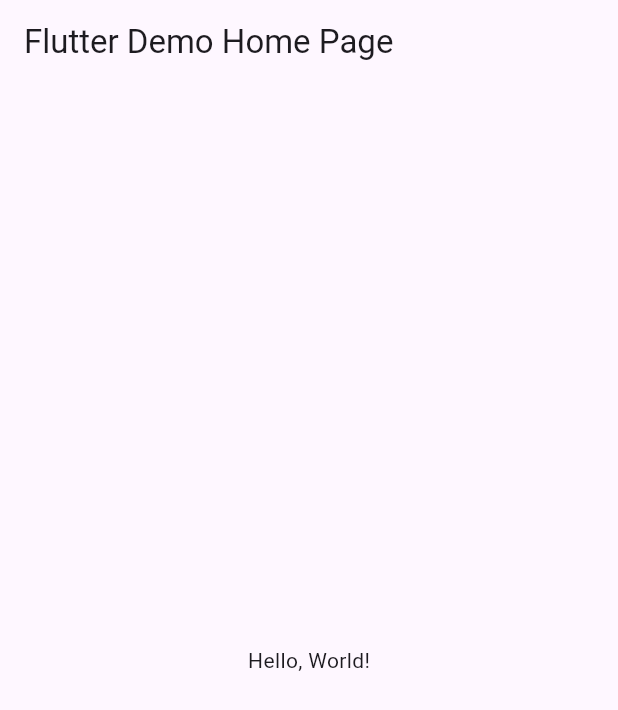
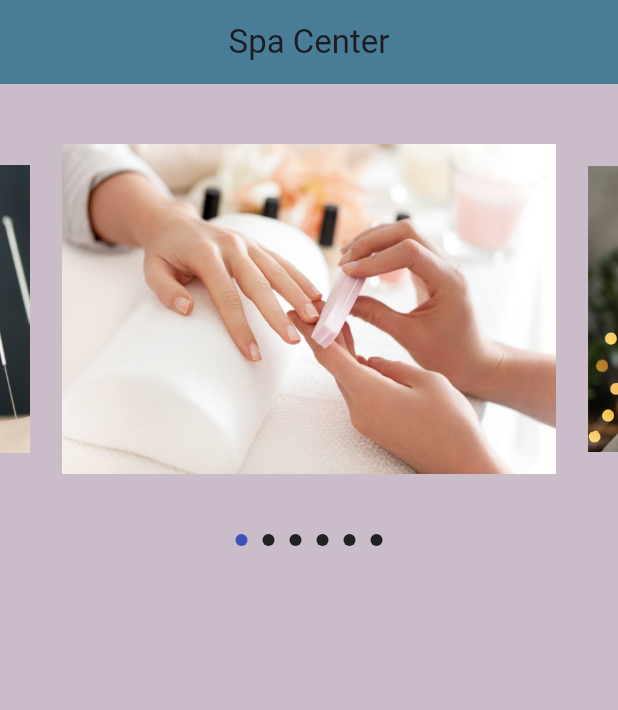
Before and after one commit to JaquelineGalindoHuitron/Act7_UII_slider, a Flutter app: the screen it shows after launch, on a phone screen of 412 x 824 dp. Shown: the top 710 px of the screen. Run offline on Flutter 3.47's test engine with Material 3 defaults, Android fonts, the phone set to English and light mode, and no system bars; drawn by our look-alikes of carousel_slider, smooth_page_indicator.

```diff
--- a/lib/main.dart
+++ b/lib/main.dart
@@ -1,43 +1,18 @@
 import 'package:flutter/material.dart';
+import 'package:galindo/pages/auto_image_slider.dart';
 
-void main() => runApp(MyApp());
+void main() {
+  runApp(const MyApp());
+}
 
 class MyApp extends StatelessWidget {
-  const MyApp({super.key});
-  // This widget is the root of your application.
+  const MyApp({Key? key}) : super(key: key);
+
   @override
   Widget build(BuildContext context) {
-    return MaterialApp(
-      // Application name
-      title: 'Flutter Hello World',
-      // Application theme data, you can set the colors for the application as
-      // you want
-      theme: ThemeData(
-        // useMaterial3: false,
-        primarySwatch: Colors.blue,
-      ),
-      // A widget which will be started on application startup
-      home: MyHomePage(title: 'Flutter Demo Home Page'),
+    return const MaterialApp(
+      home: MyImageSlider(),
+      debugShowCheckedModeBanner: false,
     );
   }
 }
-
-class MyHomePage extends StatelessWidget {
-  final String title;
-  const MyHomePage({super.key, required this.title});
-
-  @override
-  Widget build(BuildContext context) {
-    return Scaffold(
-      appBar: AppBar(
-        // The title text which will be shown on the action bar
-        title: Text(title),
-      ),
-      body: Center(
-        child: Text(
-          'Hello, World!',
-        ),
-      ),
-    );
-  }
-}
--- /dev/null
+++ b/lib/pages/auto_image_slider.dart
@@ -0,0 +1,66 @@
+import 'package:flutter/material.dart';
+import 'package:carousel_slider/carousel_slider.dart';
+import 'package:smooth_page_indicator/smooth_page_indicator.dart';
+
+class MyImageSlider extends StatefulWidget {
+  const MyImageSlider({Key? key}) : super(key: key);
+
+  @override
+  State<MyImageSlider> createState() => _MyImageSliderState();
+}
+
+class _MyImageSliderState extends State<MyImageSlider> {
+  final myItems = [
+    Image.asset('assets/images/img1.jpeg'),
+    Image.asset('assets/images/img2.jpg'),
+    Image.asset('assets/images/img3.jpg'),
+    Image.asset('assets/images/img4.jpg'),
+    Image.asset('assets/images/img5.jpg'),
+    Image.asset('assets/images/img6.jpg'),
+  ];
+  int myCurrentIndex = 0;
+  @override
+  Widget build(BuildContext context) {
+    return Scaffold(
+      backgroundColor: const Color(0xffcabcc9),
+      appBar: AppBar(
+        title: const Text('Spa Center'),
+        centerTitle: true,
+        elevation: 8,
+        backgroundColor: Color(0xff458295),
+      ),
+      body: SingleChildScrollView(
+        child: Column(
+          children: [
+            CarouselSlider(
+              options: CarouselOptions(
+                  autoPlay: true,
+                  height: 300,
+                  autoPlayCurve: Curves.fastOutSlowIn,
+                  autoPlayAnimationDuration: const Duration(milliseconds: 2000),
+                  autoPlayInterval: const Duration(seconds: 30),
+                  enlargeCenterPage: true,
+                  aspectRatio: 2.0,
+                  onPageChanged: (index, reason) {
+                    setState(() {
+                      myCurrentIndex = index;
+                    });
+                  }),
+              items: myItems,
+            ),
+            AnimatedSmoothIndicator(
+              activeIndex: myCurrentIndex,
+              count: myItems.length,
+              effect: WormEffect(
+                  dotHeight: 8,
+                  dotWidth: 8,
+                  spacing: 10,
+                  dotColor: Colors.grey.shade900,
+                  paintStyle: PaintingStyle.fill),
+            ),
+          ],
+        ),
+      ),
+    );
+  }
+}
--- a/pubspec.yaml
+++ b/pubspec.yaml
@@ -10,6 +10,10 @@ dependencies:
   flutter:
     sdk: flutter
 
+  cupertino_icons: ^1.0.2
+  carousel_slider: ^4.2.1
+  smooth_page_indicator: ^1.1.0
+
 dev_dependencies:
   flutter_test:
     sdk: flutter
@@ -17,6 +21,8 @@ dev_dependencies:
 
 flutter:
   uses-material-design: true
+  assets:
+   - assets/images/
   # assets:
   #  - images/a_dot_burr.jpeg
   #  - images/a_dot_ham.jpeg
```
Also changed, not shown: assets/images/img1.jpeg (added), assets/images/img2.jpg (added), assets/images/img3.jpg (added), assets/images/img4.jpg (added), assets/images/img5.jpg (added), assets/images/img6.jpg (added).
